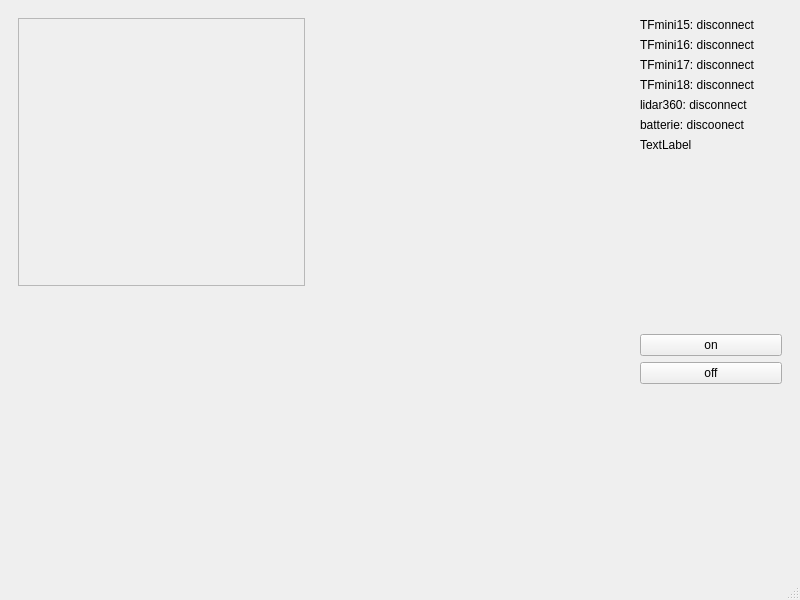
SeeKingPvp/Supervision, file mainwindow.ui: the form before one commit.
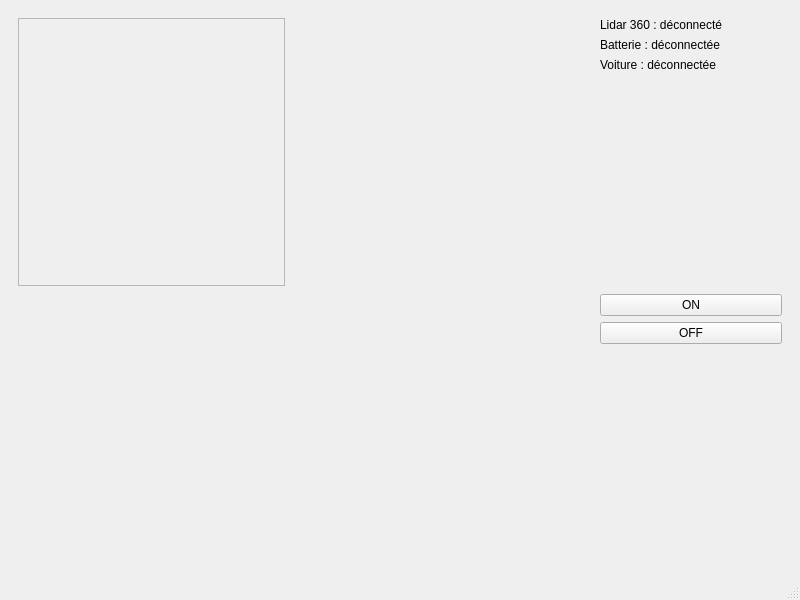
The form after the commit.

Diff of the .ui file:
```diff
--- a/mainwindow.ui
+++ b/mainwindow.ui
@@ -58,7 +58,7 @@
       </property>
       <property name="maximumSize">
        <size>
-        <width>160</width>
+        <width>200</width>
         <height>16777215</height>
        </size>
       </property>
@@ -66,49 +66,21 @@
        <item>
         <widget class="QLabel" name="tfmini15">
          <property name="text">
-          <string>TFmini15: disconnect</string>
+          <string>Lidar 360 : déconnecté</string>
          </property>
         </widget>
        </item>
        <item>
         <widget class="QLabel" name="tfmini16">
          <property name="text">
-          <string>TFmini16: disconnect</string>
+          <string>Batterie : déconnectée</string>
          </property>
         </widget>
        </item>
        <item>
         <widget class="QLabel" name="tfmini17">
          <property name="text">
-          <string>TFmini17: disconnect</string>
-         </property>
-        </widget>
-       </item>
-       <item>
-        <widget class="QLabel" name="tfmini18">
-         <property name="text">
-          <string>TFmini18: disconnect</string>
-         </property>
-        </widget>
-       </item>
-       <item>
-        <widget class="QLabel" name="label_2">
-         <property name="text">
-          <string>lidar360: disconnect</string>
-         </property>
-        </widget>
-       </item>
-       <item>
-        <widget class="QLabel" name="label_3">
-         <property name="text">
-          <string>batterie: discoonect</string>
-         </property>
-        </widget>
-       </item>
-       <item>
-        <widget class="QLabel" name="label_4">
-         <property name="text">
-          <string>TextLabel</string>
+          <string>Voiture : déconnectée</string>
          </property>
         </widget>
        </item>
@@ -128,7 +100,7 @@
        <item>
         <widget class="QPushButton" name="bpOn">
          <property name="text">
-          <string>on</string>
+          <string>ON</string>
          </property>
         </widget>
        </item>
@@ -141,7 +113,7 @@
           </size>
          </property>
          <property name="text">
-          <string>off</string>
+          <string>OFF</string>
          </property>
         </widget>
        </item>
```
Left out of the diff: 8 changed lines with no effect on the pictures.
